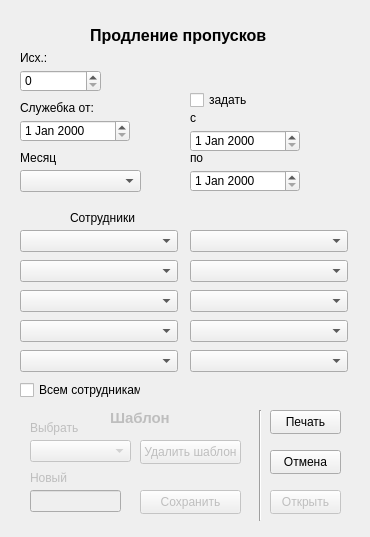
The window that notebook/sourse/ui_files/pass_month.ui (SmolPO/my_helper) describes before a commit, drawn with Qt 5.
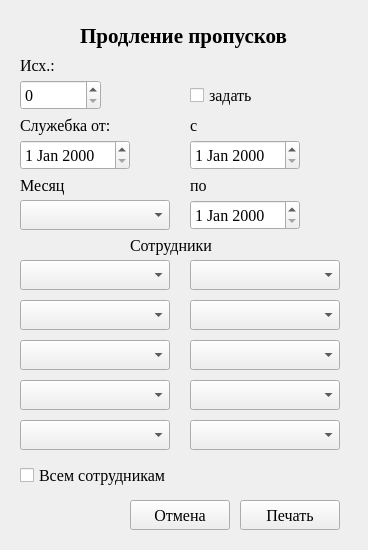
The same window after the commit.

```diff
--- a/notebook/sourse/ui_files/pass_month.ui
+++ b/notebook/sourse/ui_files/pass_month.ui
@@ -6,8 +6,8 @@
    <rect>
     <x>0</x>
     <y>0</y>
-    <width>370</width>
-    <height>537</height>
+    <width>368</width>
+    <height>550</height>
    </rect>
   </property>
   <property name="windowTitle">
@@ -16,12 +16,18 @@
   <widget class="QLabel" name="label_5">
    <property name="geometry">
     <rect>
-     <x>70</x>
-     <y>210</y>
+     <x>130</x>
+     <y>230</y>
      <width>101</width>
-     <height>16</height>
+     <height>30</height>
     </rect>
    </property>
+   <property name="font">
+    <font>
+     <family>Times New Roman</family>
+     <pointsize>12</pointsize>
+    </font>
+   </property>
    <property name="text">
     <string>Сотрудники</string>
    </property>
@@ -29,15 +35,16 @@
   <widget class="QLabel" name="label_6">
    <property name="geometry">
     <rect>
-     <x>90</x>
+     <x>80</x>
      <y>20</y>
-     <width>191</width>
+     <width>231</width>
      <height>31</height>
     </rect>
    </property>
    <property name="font">
     <font>
-     <pointsize>12</pointsize>
+     <family>Times New Roman</family>
+     <pointsize>16</pointsize>
      <bold>true</bold>
     </font>
    </property>
@@ -49,11 +56,17 @@
    <property name="geometry">
     <rect>
      <x>20</x>
-     <y>380</y>
-     <width>121</width>
-     <height>20</height>
+     <y>460</y>
+     <width>181</width>
+     <height>30</height>
     </rect>
    </property>
+   <property name="font">
+    <font>
+     <family>Times New Roman</family>
+     <pointsize>12</pointsize>
+    </font>
+   </property>
    <property name="text">
     <string>Всем сотрудникам</string>
    </property>
@@ -61,12 +74,18 @@
   <widget class="QPushButton" name="b_ok">
    <property name="geometry">
     <rect>
-     <x>270</x>
-     <y>410</y>
-     <width>71</width>
-     <height>24</height>
+     <x>240</x>
+     <y>500</y>
+     <width>100</width>
+     <height>30</height>
     </rect>
    </property>
+   <property name="font">
+    <font>
+     <family>Times New Roman</family>
+     <pointsize>12</pointsize>
+    </font>
+   </property>
    <property name="text">
     <string>Печать</string>
    </property>
@@ -74,12 +93,18 @@
   <widget class="QPushButton" name="b_cancel">
    <property name="geometry">
     <rect>
-     <x>270</x>
-     <y>450</y>
-     <width>71</width>
-     <height>24</height>
+     <x>130</x>
+     <y>500</y>
+     <width>100</width>
+     <height>30</height>
     </rect>
    </property>
+   <property name="font">
+    <font>
+     <family>Times New Roman</family>
+     <pointsize>12</pointsize>
+    </font>
+   </property>
    <property name="text">
     <string>Отмена</string>
    </property>
@@ -88,21 +113,33 @@
    <property name="geometry">
     <rect>
      <x>20</x>
-     <y>120</y>
+     <y>140</y>
      <width>110</width>
-     <height>22</height>
+     <height>30</height>
     </rect>
    </property>
+   <property name="font">
+    <font>
+     <family>Times New Roman</family>
+     <pointsize>12</pointsize>
+    </font>
+   </property>
   </widget>
   <widget class="QLabel" name="label_7">
    <property name="geometry">
     <rect>
      <x>20</x>
-     <y>100</y>
+     <y>110</y>
      <width>101</width>
-     <height>16</height>
+     <height>30</height>
     </rect>
    </property>
+   <property name="font">
+    <font>
+     <family>Times New Roman</family>
+     <pointsize>12</pointsize>
+    </font>
+   </property>
    <property name="text">
     <string>Служебка от:</string>
    </property>
@@ -111,11 +148,17 @@
    <property name="geometry">
     <rect>
      <x>20</x>
-     <y>70</y>
+     <y>80</y>
      <width>81</width>
-     <height>22</height>
+     <height>30</height>
     </rect>
    </property>
+   <property name="font">
+    <font>
+     <family>Times New Roman</family>
+     <pointsize>12</pointsize>
+    </font>
+   </property>
    <property name="maximum">
     <number>10000</number>
    </property>
@@ -126,264 +169,194 @@
      <x>20</x>
      <y>50</y>
      <width>49</width>
-     <height>16</height>
+     <height>30</height>
     </rect>
    </property>
+   <property name="font">
+    <font>
+     <family>Times New Roman</family>
+     <pointsize>12</pointsize>
+    </font>
+   </property>
    <property name="text">
     <string>Исх.:</string>
    </property>
   </widget>
-  <widget class="QPushButton" name="b_open">
-   <property name="enabled">
-    <bool>false</bool>
-   </property>
-   <property name="geometry">
-    <rect>
-     <x>270</x>
-     <y>490</y>
-     <width>71</width>
-     <height>24</height>
-    </rect>
-   </property>
-   <property name="text">
-    <string>Открыть</string>
-   </property>
-  </widget>
-  <widget class="Line" name="line">
-   <property name="geometry">
-    <rect>
-     <x>250</x>
-     <y>410</y>
-     <width>20</width>
-     <height>111</height>
-    </rect>
-   </property>
-   <property name="orientation">
-    <enum>Qt::Vertical</enum>
-   </property>
-  </widget>
-  <widget class="QComboBox" name="comboBox">
-   <property name="enabled">
-    <bool>false</bool>
-   </property>
-   <property name="geometry">
-    <rect>
-     <x>30</x>
-     <y>440</y>
-     <width>101</width>
-     <height>22</height>
-    </rect>
-   </property>
-  </widget>
-  <widget class="QLineEdit" name="lineEdit">
-   <property name="enabled">
-    <bool>false</bool>
-   </property>
-   <property name="geometry">
-    <rect>
-     <x>30</x>
-     <y>490</y>
-     <width>91</width>
-     <height>22</height>
-    </rect>
-   </property>
-  </widget>
-  <widget class="QLabel" name="label_11">
-   <property name="enabled">
-    <bool>false</bool>
-   </property>
-   <property name="geometry">
-    <rect>
-     <x>110</x>
-     <y>410</y>
-     <width>91</width>
-     <height>16</height>
-    </rect>
-   </property>
-   <property name="font">
-    <font>
-     <pointsize>11</pointsize>
-     <italic>false</italic>
-     <bold>true</bold>
-    </font>
-   </property>
-   <property name="text">
-    <string>Шаблон</string>
-   </property>
-  </widget>
-  <widget class="QLabel" name="label_10">
-   <property name="enabled">
-    <bool>false</bool>
-   </property>
-   <property name="geometry">
-    <rect>
-     <x>30</x>
-     <y>420</y>
-     <width>49</width>
-     <height>16</height>
-    </rect>
-   </property>
-   <property name="text">
-    <string>Выбрать</string>
-   </property>
-  </widget>
-  <widget class="QLabel" name="label_12">
-   <property name="enabled">
-    <bool>false</bool>
-   </property>
-   <property name="geometry">
-    <rect>
-     <x>30</x>
-     <y>470</y>
-     <width>49</width>
-     <height>16</height>
-    </rect>
-   </property>
-   <property name="text">
-    <string>Новый</string>
-   </property>
-  </widget>
-  <widget class="QPushButton" name="b_save">
-   <property name="enabled">
-    <bool>false</bool>
-   </property>
-   <property name="geometry">
-    <rect>
-     <x>140</x>
-     <y>490</y>
-     <width>101</width>
-     <height>24</height>
-    </rect>
-   </property>
-   <property name="text">
-    <string>Сохранить</string>
-   </property>
-  </widget>
-  <widget class="QPushButton" name="b_kill">
-   <property name="enabled">
-    <bool>false</bool>
-   </property>
-   <property name="geometry">
-    <rect>
-     <x>140</x>
-     <y>440</y>
-     <width>101</width>
-     <height>24</height>
-    </rect>
-   </property>
-   <property name="text">
-    <string>Удалить шаблон</string>
-   </property>
-  </widget>
   <widget class="QComboBox" name="worker_1">
    <property name="geometry">
     <rect>
      <x>20</x>
-     <y>230</y>
-     <width>158</width>
-     <height>22</height>
+     <y>260</y>
+     <width>150</width>
+     <height>30</height>
     </rect>
    </property>
+   <property name="font">
+    <font>
+     <family>Times New Roman</family>
+     <pointsize>12</pointsize>
+    </font>
+   </property>
   </widget>
   <widget class="QComboBox" name="worker_2">
    <property name="geometry">
     <rect>
      <x>20</x>
-     <y>260</y>
-     <width>158</width>
-     <height>22</height>
+     <y>300</y>
+     <width>150</width>
+     <height>30</height>
     </rect>
    </property>
+   <property name="font">
+    <font>
+     <family>Times New Roman</family>
+     <pointsize>12</pointsize>
+    </font>
+   </property>
   </widget>
   <widget class="QComboBox" name="worker_3">
    <property name="geometry">
     <rect>
      <x>20</x>
-     <y>290</y>
-     <width>158</width>
-     <height>22</height>
+     <y>340</y>
+     <width>150</width>
+     <height>30</height>
     </rect>
    </property>
+   <property name="font">
+    <font>
+     <family>Times New Roman</family>
+     <pointsize>12</pointsize>
+    </font>
+   </property>
   </widget>
   <widget class="QComboBox" name="worker_4">
    <property name="geometry">
     <rect>
      <x>20</x>
-     <y>320</y>
-     <width>158</width>
-     <height>22</height>
+     <y>380</y>
+     <width>150</width>
+     <height>30</height>
     </rect>
    </property>
+   <property name="font">
+    <font>
+     <family>Times New Roman</family>
+     <pointsize>12</pointsize>
+    </font>
+   </property>
   </widget>
   <widget class="QComboBox" name="worker_5">
    <property name="geometry">
     <rect>
      <x>20</x>
-     <y>350</y>
-     <width>158</width>
-     <height>22</height>
+     <y>420</y>
+     <width>150</width>
+     <height>30</height>
     </rect>
    </property>
+   <property name="font">
+    <font>
+     <family>Times New Roman</family>
+     <pointsize>12</pointsize>
+    </font>
+   </property>
   </widget>
   <widget class="QComboBox" name="worker_6">
    <property name="geometry">
     <rect>
      <x>190</x>
-     <y>230</y>
-     <width>158</width>
-     <height>22</height>
+     <y>260</y>
+     <width>150</width>
+     <height>30</height>
     </rect>
    </property>
+   <property name="font">
+    <font>
+     <family>Times New Roman</family>
+     <pointsize>12</pointsize>
+    </font>
+   </property>
   </widget>
   <widget class="QComboBox" name="worker_7">
    <property name="geometry">
     <rect>
      <x>190</x>
-     <y>260</y>
-     <width>158</width>
-     <height>22</height>
+     <y>300</y>
+     <width>150</width>
+     <height>30</height>
     </rect>
    </property>
+   <property name="font">
+    <font>
+     <family>Times New Roman</family>
+     <pointsize>12</pointsize>
+    </font>
+   </property>
   </widget>
   <widget class="QComboBox" name="worker_8">
    <property name="geometry">
     <rect>
      <x>190</x>
-     <y>290</y>
-     <width>158</width>
-     <height>22</height>
+     <y>340</y>
+     <width>150</width>
+     <height>30</height>
     </rect>
    </property>
+   <property name="font">
+    <font>
+     <family>Times New Roman</family>
+     <pointsize>12</pointsize>
+    </font>
+   </property>
   </widget>
   <widget class="QComboBox" name="worker_9">
    <property name="geometry">
     <rect>
      <x>190</x>
-     <y>320</y>
-     <width>158</width>
-     <height>22</height>
+     <y>380</y>
+     <width>150</width>
+     <height>30</height>
     </rect>
    </property>
+   <property name="font">
+    <font>
+     <family>Times New Roman</family>
+     <pointsize>12</pointsize>
+    </font>
+   </property>
   </widget>
   <widget class="QComboBox" name="cb_month">
    <property name="geometry">
     <rect>
      <x>20</x>
-     <y>170</y>
-     <width>121</width>
-     <height>22</height>
+     <y>200</y>
+     <width>150</width>
+     <height>30</height>
     </rect>
    </property>
+   <property name="font">
+    <font>
+     <family>Times New Roman</family>
+     <pointsize>12</pointsize>
+    </font>
+   </property>
   </widget>
   <widget class="QLabel" name="label">
    <property name="geometry">
     <rect>
      <x>20</x>
-     <y>150</y>
+     <y>170</y>
      <width>49</width>
-     <height>16</height>
+     <height>30</height>
     </rect>
    </property>
+   <property name="font">
+    <font>
+     <family>Times New Roman</family>
+     <pointsize>12</pointsize>
+    </font>
+   </property>
    <property name="text">
     <string>Месяц</string>
    </property>
@@ -392,31 +365,49 @@
    <property name="geometry">
     <rect>
      <x>190</x>
-     <y>350</y>
-     <width>158</width>
-     <height>22</height>
+     <y>420</y>
+     <width>150</width>
+     <height>30</height>
     </rect>
    </property>
+   <property name="font">
+    <font>
+     <family>Times New Roman</family>
+     <pointsize>12</pointsize>
+    </font>
+   </property>
   </widget>
   <widget class="QDateEdit" name="d_from">
    <property name="geometry">
     <rect>
      <x>190</x>
-     <y>130</y>
+     <y>140</y>
      <width>110</width>
-     <height>22</height>
+     <height>30</height>
     </rect>
    </property>
+   <property name="font">
+    <font>
+     <family>Times New Roman</family>
+     <pointsize>12</pointsize>
+    </font>
+   </property>
   </widget>
   <widget class="QDateEdit" name="d_to">
    <property name="geometry">
     <rect>
      <x>190</x>
-     <y>170</y>
+     <y>200</y>
      <width>110</width>
-     <height>22</height>
+     <height>30</height>
     </rect>
    </property>
+   <property name="font">
+    <font>
+     <family>Times New Roman</family>
+     <pointsize>12</pointsize>
+    </font>
+   </property>
   </widget>
   <widget class="QLabel" name="label_2">
    <property name="geometry">
@@ -424,9 +415,15 @@
      <x>190</x>
      <y>110</y>
      <width>49</width>
-     <height>16</height>
+     <height>30</height>
     </rect>
    </property>
+   <property name="font">
+    <font>
+     <family>Times New Roman</family>
+     <pointsize>12</pointsize>
+    </font>
+   </property>
    <property name="text">
     <string>с</string>
    </property>
@@ -435,11 +432,17 @@
    <property name="geometry">
     <rect>
      <x>190</x>
-     <y>150</y>
+     <y>170</y>
      <width>49</width>
-     <height>16</height>
+     <height>30</height>
     </rect>
    </property>
+   <property name="font">
+    <font>
+     <family>Times New Roman</family>
+     <pointsize>12</pointsize>
+    </font>
+   </property>
    <property name="text">
     <string>по</string>
    </property>
@@ -448,11 +451,17 @@
    <property name="geometry">
     <rect>
      <x>190</x>
-     <y>90</y>
+     <y>80</y>
      <width>76</width>
-     <height>20</height>
+     <height>30</height>
     </rect>
    </property>
+   <property name="font">
+    <font>
+     <family>Times New Roman</family>
+     <pointsize>12</pointsize>
+    </font>
+   </property>
    <property name="text">
     <string>задать</string>
    </property>
```
